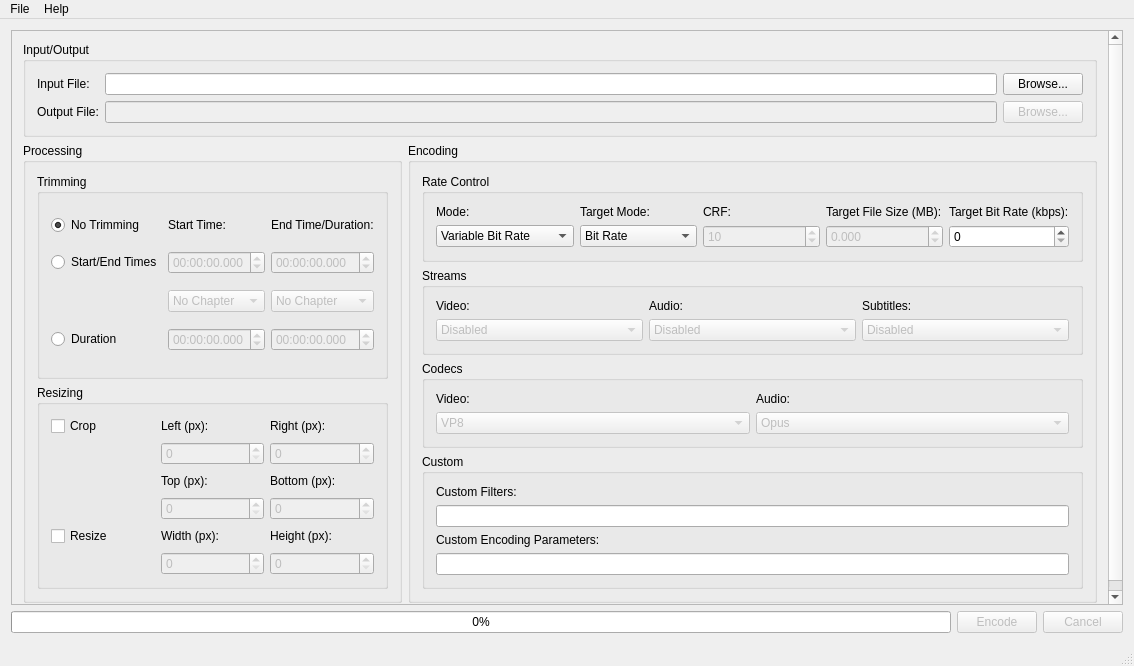
Before: the Qt Designer form mainwindow.ui in rzumer/Webbum, drawn with Qt 5.
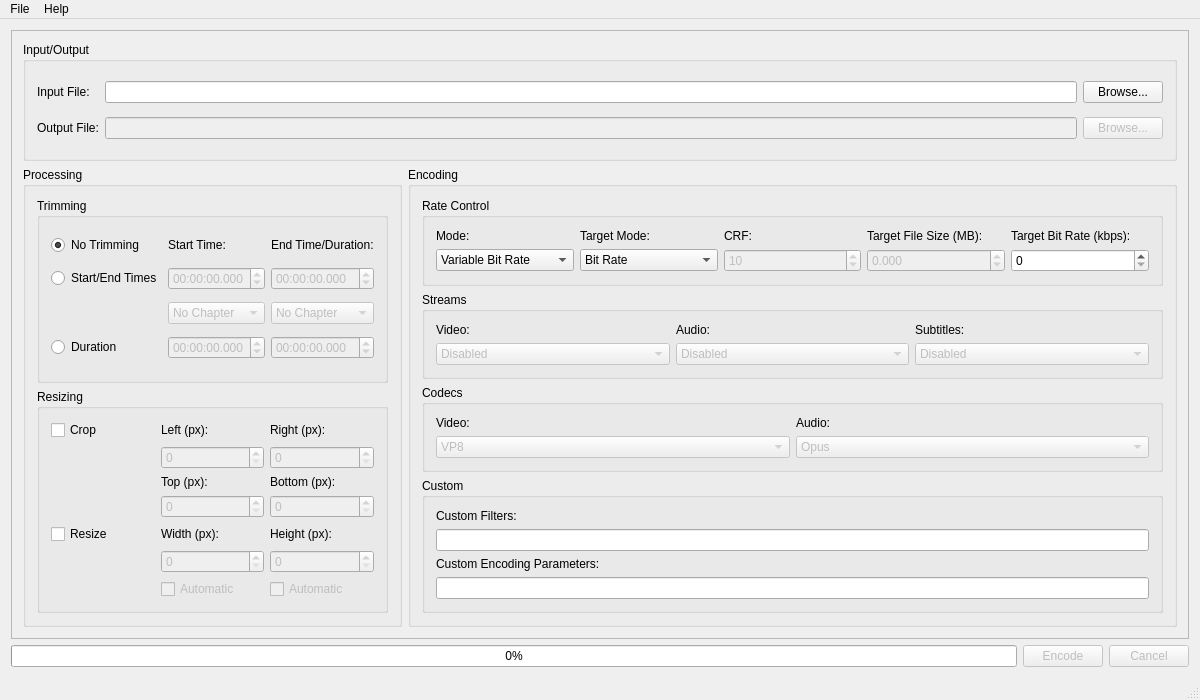
After: the same form once the commit is applied.

Commit message: Add automatic checkboxes for resizing, set minimum size to 2 when an input file is loaded, small UI changes

What changed in the file:
```diff
--- a/mainwindow.ui
+++ b/mainwindow.ui
@@ -6,8 +6,8 @@
    <rect>
     <x>0</x>
     <y>0</y>
-    <width>1134</width>
-    <height>666</height>
+    <width>1200</width>
+    <height>700</height>
    </rect>
   </property>
   <property name="windowTitle">
@@ -70,8 +70,8 @@
         <rect>
          <x>0</x>
          <y>0</y>
-         <width>1114</width>
-         <height>571</height>
+         <width>1180</width>
+         <height>605</height>
         </rect>
        </property>
        <layout class="QGridLayout" name="gridLayout_9">
@@ -392,6 +392,26 @@
                 </property>
                </widget>
               </item>
+              <item row="10" column="1">
+               <widget class="QCheckBox" name="resizeWidthAutomaticCheckBox">
+                <property name="enabled">
+                 <bool>false</bool>
+                </property>
+                <property name="text">
+                 <string>Automatic</string>
+                </property>
+               </widget>
+              </item>
+              <item row="10" column="2">
+               <widget class="QCheckBox" name="resizeHeightAutomaticCheckBox">
+                <property name="enabled">
+                 <bool>false</bool>
+                </property>
+                <property name="text">
+                 <string>Automatic</string>
+                </property>
+               </widget>
+              </item>
              </layout>
              <zorder>cropCheckBox</zorder>
              <zorder>label_15</zorder>
@@ -798,7 +818,7 @@
     <rect>
      <x>0</x>
      <y>0</y>
-     <width>1134</width>
+     <width>1200</width>
      <height>21</height>
     </rect>
    </property>
```
Left out of the diff: 122 changed lines with no effect on the pictures. The commit also changes 3 other files.
